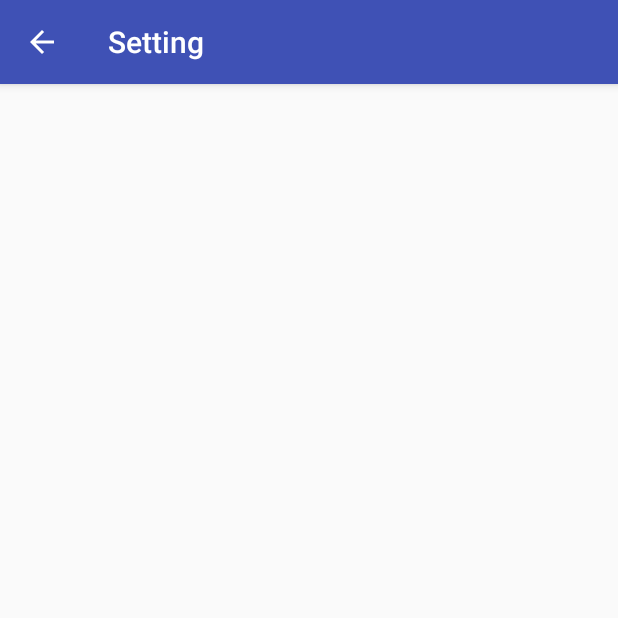
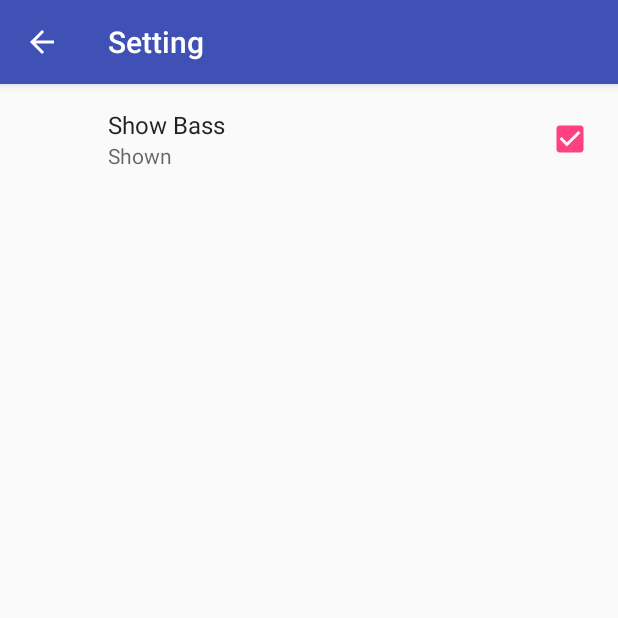
Before and after one commit to Smarpit-Singh/visualizer-test, an Android app: the SettingsActivity screen opened directly, with no data from a screen before it, on a phone screen of 412 x 824 dp, the top half of it. Run offline under Robolectric (Android 15) with nearby library versions, the phone set to English and light mode, and no system bars; our stand-ins replace androidx.preference.

Commit message:
preference fragment added

```diff
--- a/app/build.gradle
+++ b/app/build.gradle
@@ -21,6 +21,7 @@
 dependencies {
     implementation fileTree(dir: 'libs', include: ['*.jar'])
     implementation 'com.android.support:appcompat-v7:27.1.1'
+    implementation 'com.android.support:preference-v7:27.1.1'
     implementation 'com.android.support.constraint:constraint-layout:1.1.2'
     testImplementation 'junit:junit:4.12'
     androidTestImplementation 'com.android.support.test:runner:1.0.2'
--- a/app/src/main/java/com/example/android/visualizer_test/SettingsActivity.java
+++ b/app/src/main/java/com/example/android/visualizer_test/SettingsActivity.java
@@ -14,7 +14,7 @@
         setContentView(R.layout.activity_settings);
         ActionBar actionBar = this.getSupportActionBar();
 
-        // Set the action bar back button to look like an up button
+
         if (actionBar != null) {
             actionBar.setDisplayHomeAsUpEnabled(true);
         }
@@ -23,7 +23,7 @@
     @Override
     public boolean onOptionsItemSelected(MenuItem item) {
         int id = item.getItemId();
-        // When the home button is pressed, take the user back to the VisualizerActivity
+
         if (id == android.R.id.home) {
             NavUtils.navigateUpFromSameTask(this);
         }
--- /dev/null
+++ b/app/src/main/java/com/example/android/visualizer_test/SettingsFragment.java
@@ -0,0 +1,13 @@
+package com.example.android.visualizer_test;
+
+import android.os.Bundle;
+import android.support.v7.preference.PreferenceFragmentCompat;
+
+public class SettingsFragment extends PreferenceFragmentCompat {
+
+    @Override
+    public void onCreatePreferences(Bundle savedInstanceState, String rootKey) {
+
+        addPreferencesFromResource(R.xml.pref_visualizer);
+    }
+}
--- a/app/src/main/res/layout/activity_settings.xml
+++ b/app/src/main/res/layout/activity_settings.xml
@@ -1,9 +1,6 @@
 <?xml version="1.0" encoding="utf-8"?>
-<android.support.constraint.ConstraintLayout xmlns:android="http://schemas.android.com/apk/res/android"
-    xmlns:app="http://schemas.android.com/apk/res-auto"
-    xmlns:tools="http://schemas.android.com/tools"
+<fragment xmlns:android="http://schemas.android.com/apk/res/android"
+    android:id="@+id/activity_settings"
+    android:name="com.example.android.visualizer_test.SettingsFragment"
     android:layout_width="match_parent"
-    android:layout_height="match_parent"
-    tools:context=".SettingsActivity">
-
-</android.support.constraint.ConstraintLayout>
+    android:layout_height="match_parent"/>
--- a/app/src/main/res/values/styles.xml
+++ b/app/src/main/res/values/styles.xml
@@ -6,6 +6,8 @@
         <item name="colorPrimary">@color/colorPrimary</item>
         <item name="colorPrimaryDark">@color/colorPrimaryDark</item>
         <item name="colorAccent">@color/colorAccent</item>
+
+        <item name="preferenceTheme">@style/PreferenceThemeOverlay</item>
     </style>
 
 </resources>
--- /dev/null
+++ b/app/src/main/res/xml/pref_visualizer.xml
@@ -0,0 +1,11 @@
+<?xml version="1.0" encoding="utf-8"?>
+<PreferenceScreen xmlns:android="http://schemas.android.com/apk/res/android">
+
+    <CheckBoxPreference
+        android:defaultValue="true"
+        android:key="show_bass"
+        android:summaryOff="Hidden"
+        android:summaryOn="Shown"
+        android:title="Show Bass" />
+
+</PreferenceScreen>
```
Also changed, not shown: app/src/main/java/com/example/android/visualizer_test/VisualizerActivity.java (+3 -4 lines).
